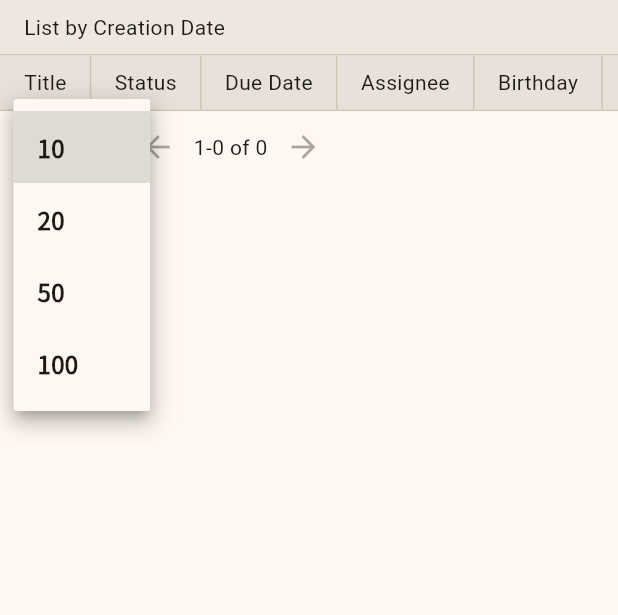
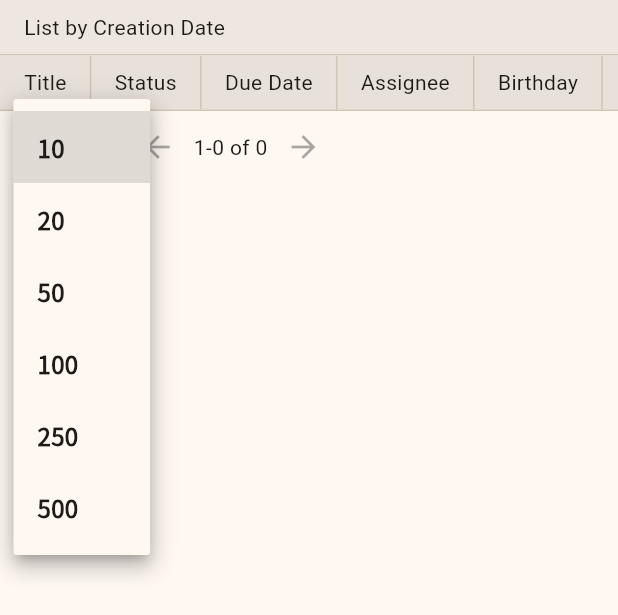
Before and after one commit to 10xBlitz/sgm, a Flutter app: the ProjectsListSubTab widget shown alone on an empty page, opened directly with empty values, after a tap on "10", on a phone screen of 412 x 824 dp. Shown: the top 615 px of the screen. Run offline on Flutter 3.47's test engine with Material 3 defaults, Android fonts, the phone set to English and light mode, and no system bars; our stand-ins replace cached_network_image, go_router, image_picker, supabase_flutter; accounts and stored records are empty; network calls fail; project files that could hold a hidden picture were left out.

Commit message:
added sub tab space fix

```diff
--- a/lib/mainTabs/projects/subTabs/projects.list.sub_tab.dart
+++ b/lib/mainTabs/projects/subTabs/projects.list.sub_tab.dart
@@ -138,7 +138,6 @@ class _ProjectsListSubTabState extends State<ProjectsListSubTab> {
             ),
           ),
         ),
-        if (project != null) Text(project?.title ?? ""),
       ],
     );
   }
--- a/lib/widgets/paginated_data.dart
+++ b/lib/widgets/paginated_data.dart
@@ -10,6 +10,7 @@ class PaginatedData extends StatefulWidget {
     required this.getCount,
     required this.initialPage,
     required this.builder,
+    this.bottomPadding = 64,
   });
 
   final FutureOr<List> Function(int page, int pageSize) getPage;
@@ -17,6 +18,7 @@ class PaginatedData extends StatefulWidget {
   final int initialPage;
   final Widget Function(BuildContext context, List data, bool isLoading)
   builder;
+  final double bottomPadding;
 
   @override
   State<PaginatedData> createState() => _PaginatedDataState();
@@ -103,6 +105,8 @@ class _PaginatedDataState extends State<PaginatedData> {
                     DropdownMenuItem(value: 20, child: Text('20')),
                     DropdownMenuItem(value: 50, child: Text('50')),
                     DropdownMenuItem(value: 100, child: Text('100')),
+                    DropdownMenuItem(value: 250, child: Text('250')),
+                    DropdownMenuItem(value: 500, child: Text('500')),
                   ],
                   onChanged: (value) {
                     if (value == null) return;
@@ -132,6 +136,7 @@ class _PaginatedDataState extends State<PaginatedData> {
             ),
           ],
         ),
+        SizedBox(height: widget.bottomPadding),
       ],
     );
   }
```
